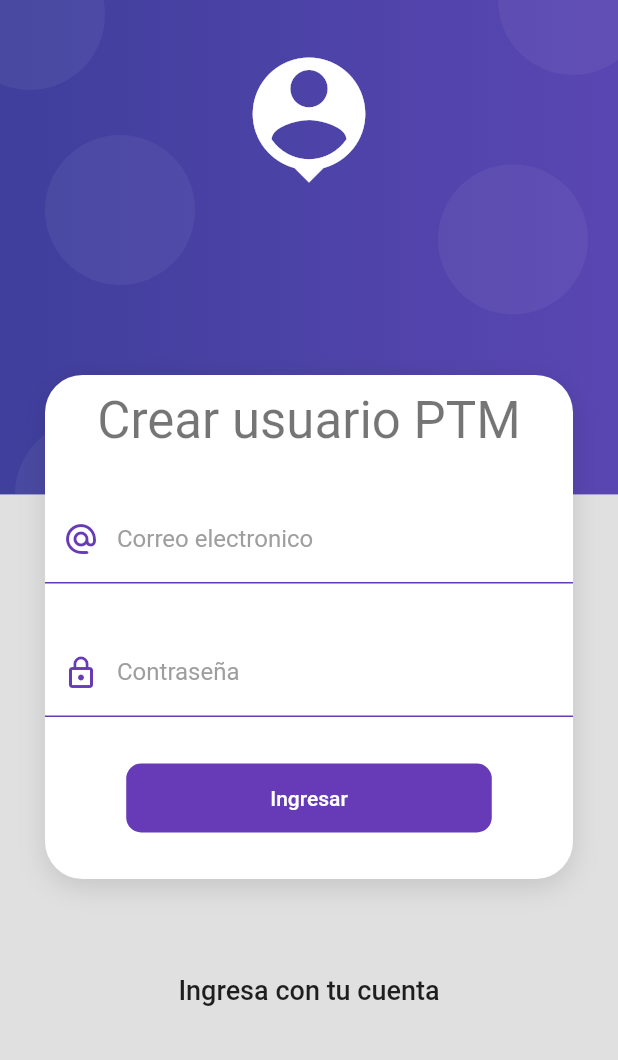
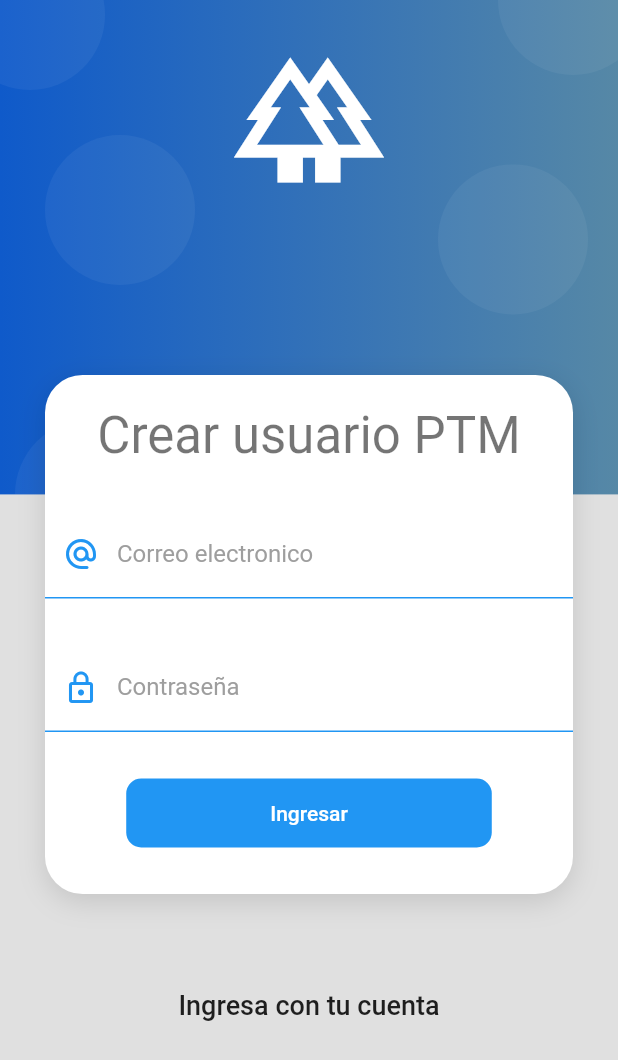
Before and after one commit to javierhenaohe/login_image, a Flutter app: the screen it shows after launch, after a tap on "Ingresar", after a tap on "Crear una nueva cuenta", on a phone screen of 412 x 824 dp. Shown: the top 1060 px of the screen. Run offline on Flutter 3.47's test engine with Material 2 defaults, Android fonts, the light colour scheme and no system bars; our stand-ins replace flutter_secure_storage, image_picker; network calls fail.

Commit message:
se crea icono, nombre icono, cambio de presentacion y color principal azul

```diff
--- a/lib/main.dart
+++ b/lib/main.dart
@@ -40,9 +40,9 @@ class MyApp extends StatelessWidget {
       scaffoldMessengerKey: NotificationsService.messengerKey,
       theme: ThemeData.light().copyWith(
         scaffoldBackgroundColor: Colors.grey[300],
-        appBarTheme: AppBarTheme(elevation: 0, color: Colors.indigo),
+        appBarTheme: AppBarTheme(elevation: 0, color: Colors.blue),
         floatingActionButtonTheme: FloatingActionButtonThemeData(
-          backgroundColor: Colors.indigo,
+          backgroundColor: Colors.blue,
           elevation: 0,
         ),
       ),
--- a/lib/screens/loading_screen.dart
+++ b/lib/screens/loading_screen.dart
@@ -9,7 +9,7 @@ class LoadingScreen extends StatelessWidget {
       ),
       body: Center(
         child: CircularProgressIndicator(
-          color: Colors.indigo,
+          color: Colors.blue,
           strokeWidth: 6,
         ),
       ),
--- a/lib/screens/login_screen.dart
+++ b/lib/screens/login_screen.dart
@@ -20,7 +20,7 @@ class LoginScreen extends StatelessWidget {
               CardContainer(
                 child: Column(
                   children: [
-                    SizedBox(height: 10),
+                    SizedBox(height: 20),
                     Text('Usuario PTM',
                         style: Theme.of(context).textTheme.headline4),
                     SizedBox(height: 30),
@@ -41,7 +41,7 @@ class LoginScreen extends StatelessWidget {
                     Navigator.pushReplacementNamed(context, 'register'),
                 style: ButtonStyle(
                   overlayColor:
-                      MaterialStateProperty.all(Colors.indigo.withOpacity(0.1)),
+                      MaterialStateProperty.all(Colors.blue.withOpacity(0.1)),
                   shape: MaterialStateProperty.all(const StadiumBorder()),
                 ),
                 child: Text(
@@ -115,7 +115,7 @@ class _LoginForm extends StatelessWidget {
                   borderRadius: BorderRadius.circular(10)),
               disabledColor: Colors.grey,
               elevation: 0,
-              color: Colors.deepPurple,
+              color: Colors.blue,
               child: Container(
                 padding: EdgeInsets.symmetric(horizontal: 80, vertical: 15),
                 child: Text(
--- a/lib/screens/product_screen.dart
+++ b/lib/screens/product_screen.dart
@@ -171,8 +171,8 @@ class _ProductForm extends StatelessWidget {
               ),
               SizedBox(height: 20),
               SwitchListTile.adaptive(
-                activeColor: Colors.indigo,
-                inactiveTrackColor: Colors.red,
+                activeColor: Colors.red,
+                inactiveTrackColor: Colors.blue,
                 value: product.available,
                 title: Text('Recordatorio Aviso SAP'),
                 onChanged: productForm.upDateAvailability,
--- a/lib/screens/register_screen.dart
+++ b/lib/screens/register_screen.dart
@@ -20,7 +20,7 @@ class RegisterScreen extends StatelessWidget {
               CardContainer(
                 child: Column(
                   children: [
-                    SizedBox(height: 10),
+                    SizedBox(height: 20),
                     Text('Crear usuario PTM',
                         style: Theme.of(context).textTheme.headline4),
                     SizedBox(height: 30),
@@ -41,7 +41,7 @@ class RegisterScreen extends StatelessWidget {
                     Navigator.pushReplacementNamed(context, 'login'),
                 style: ButtonStyle(
                   overlayColor:
-                      MaterialStateProperty.all(Colors.indigo.withOpacity(0.1)),
+                      MaterialStateProperty.all(Colors.blue.withOpacity(0.1)),
                   shape: MaterialStateProperty.all(const StadiumBorder()),
                 ),
                 child: Text(
@@ -115,7 +115,7 @@ class _LoginForm extends StatelessWidget {
                   borderRadius: BorderRadius.circular(10)),
               disabledColor: Colors.grey,
               elevation: 0,
-              color: Colors.deepPurple,
+              color: Colors.blue,
               child: Container(
                 padding: EdgeInsets.symmetric(horizontal: 80, vertical: 15),
                 child: Text(
--- a/lib/ui/input_decorations.dart
+++ b/lib/ui/input_decorations.dart
@@ -9,12 +9,12 @@ class InputDecorations {
     return InputDecoration(
         enabledBorder: UnderlineInputBorder(
           borderSide: BorderSide(
-            color: Colors.deepPurple,
+            color: Colors.blue,
           ),
         ),
         focusedBorder: UnderlineInputBorder(
           borderSide: BorderSide(
-            color: Colors.deepPurple,
+            color: Colors.blue,
             width: 2,
           ),
         ),
@@ -23,8 +23,7 @@ class InputDecorations {
         labelStyle: TextStyle(
           color: Colors.grey,
         ),
-        prefixIcon: prefixIcon != null
-            ? Icon(prefixIcon, color: Colors.deepPurple)
-            : null);
+        prefixIcon:
+            prefixIcon != null ? Icon(prefixIcon, color: Colors.blue) : null);
   }
 }
--- a/lib/widgets/auth_background.dart
+++ b/lib/widgets/auth_background.dart
@@ -36,7 +36,7 @@ class _HeaderIcon extends StatelessWidget {
       child: Container(
         width: double.infinity,
         margin: EdgeInsets.only(top: 30),
-        child: Icon(Icons.person_pin, color: Colors.white, size: 100),
+        child: Icon(Icons.forest_outlined, color: Colors.white, size: 100),
         //TODO: implemetar imagen sk, cambiar icono
         //child: Image(image: AssetImage('assets/skc.png')),
       ),
@@ -73,8 +73,8 @@ class _PurpleBox extends StatelessWidget {
   BoxDecoration _purpleBackground() => BoxDecoration(
         gradient: LinearGradient(
           colors: [
-            Color.fromRGBO(63, 63, 156, 1),
-            Color.fromRGBO(90, 70, 178, 1),
+            Color.fromARGB(255, 15, 90, 202),
+            Color.fromARGB(255, 86, 136, 166),
           ],
         ),
       );
--- a/lib/widgets/product_card.dart
+++ b/lib/widgets/product_card.dart
@@ -125,7 +125,7 @@ class _ubTecnicaTag extends StatelessWidget {
       width: 100,
       height: 70,
       decoration: BoxDecoration(
-        color: Colors.indigo,
+        color: Colors.blue,
         borderRadius: BorderRadius.only(
           topRight: Radius.circular(25),
           bottomLeft: Radius.circular(25),
@@ -183,7 +183,7 @@ class _ProducDetails extends StatelessWidget {
   }
 
   BoxDecoration _buildBoxDecoration() => BoxDecoration(
-        color: Colors.indigo,
+        color: Colors.blue,
         borderRadius: BorderRadius.only(
             topRight: Radius.circular(25), bottomLeft: Radius.circular(25)),
       );
```
Also changed, not shown: pubspec.yaml (+21 -0 lines), assets/icon/sk-icon.png (added), pubspec.lock, 55 other files.
